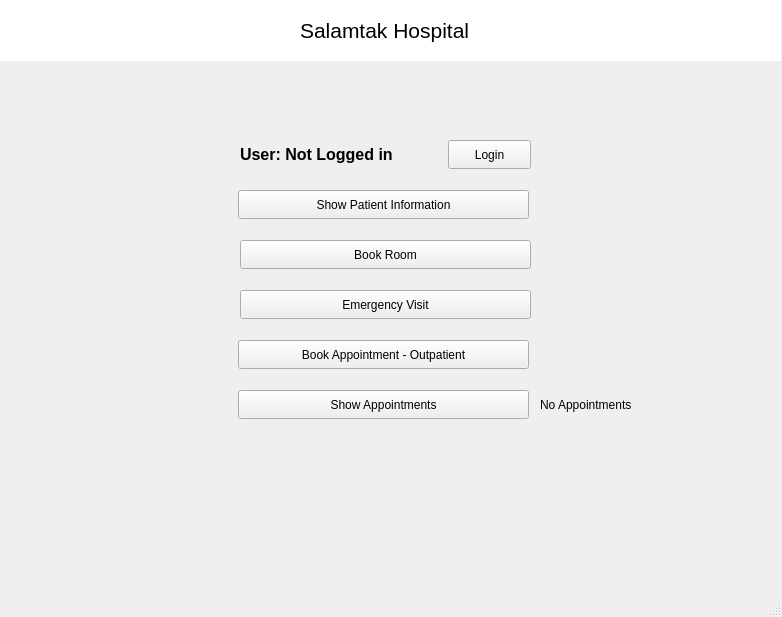
The window that mainwindow.ui (KirolousFouty/Hospital_Project) describes before a commit, drawn with Qt 5.
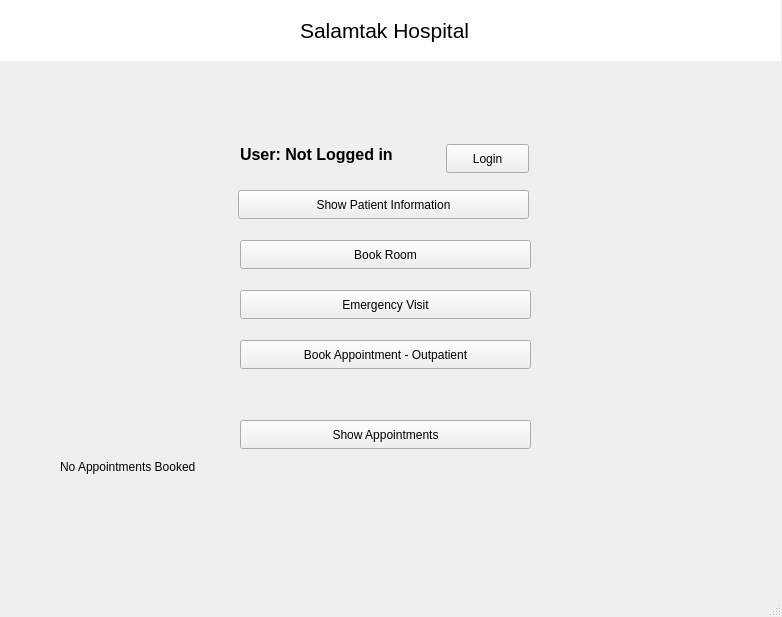
The same window after the commit.

Commit message: - Completed BookAppointmentWindow - Completed ShowPatientInformationWindow - Implemented duplication checks for appointments - Further integration of class DateAndTime - Fixed some errors in class Patient and Doctor - Added some constructors - Added missing attributes in existing constructors - Major improvement in Appointment::showAppointment() - Added buttons and labels to different windows - Made some windows require login such as ShowPatientInformationWindow

```diff
--- a/mainwindow.ui
+++ b/mainwindow.ui
@@ -17,8 +17,8 @@
    <widget class="QPushButton" name="loginButton">
     <property name="geometry">
      <rect>
-      <x>448</x>
-      <y>140</y>
+      <x>446</x>
+      <y>144</y>
       <width>83</width>
       <height>29</height>
      </rect>
@@ -71,7 +71,7 @@
    <widget class="QPushButton" name="bookAppointmentButton">
     <property name="geometry">
      <rect>
-      <x>238</x>
+      <x>240</x>
       <y>340</y>
       <width>291</width>
       <height>29</height>
@@ -84,8 +84,8 @@
    <widget class="QPushButton" name="showAppointmentsButton">
     <property name="geometry">
      <rect>
-      <x>238</x>
-      <y>390</y>
+      <x>240</x>
+      <y>420</y>
       <width>291</width>
       <height>29</height>
      </rect>
@@ -97,14 +97,20 @@
    <widget class="QLabel" name="appointmentsTitle">
     <property name="geometry">
      <rect>
-      <x>540</x>
-      <y>390</y>
-      <width>161</width>
-      <height>30</height>
+      <x>60</x>
+      <y>460</y>
+      <width>661</width>
+      <height>111</height>
      </rect>
     </property>
+    <property name="frameShape">
+     <enum>QFrame::NoFrame</enum>
+    </property>
     <property name="text">
-     <string>No Appointments</string>
+     <string>No Appointments Booked</string>
+    </property>
+    <property name="alignment">
+     <set>Qt::AlignLeading|Qt::AlignLeft|Qt::AlignTop</set>
     </property>
    </widget>
    <widget class="QPushButton" name="emergencyVisitButton">
```
The commit also changes 15 other files.
